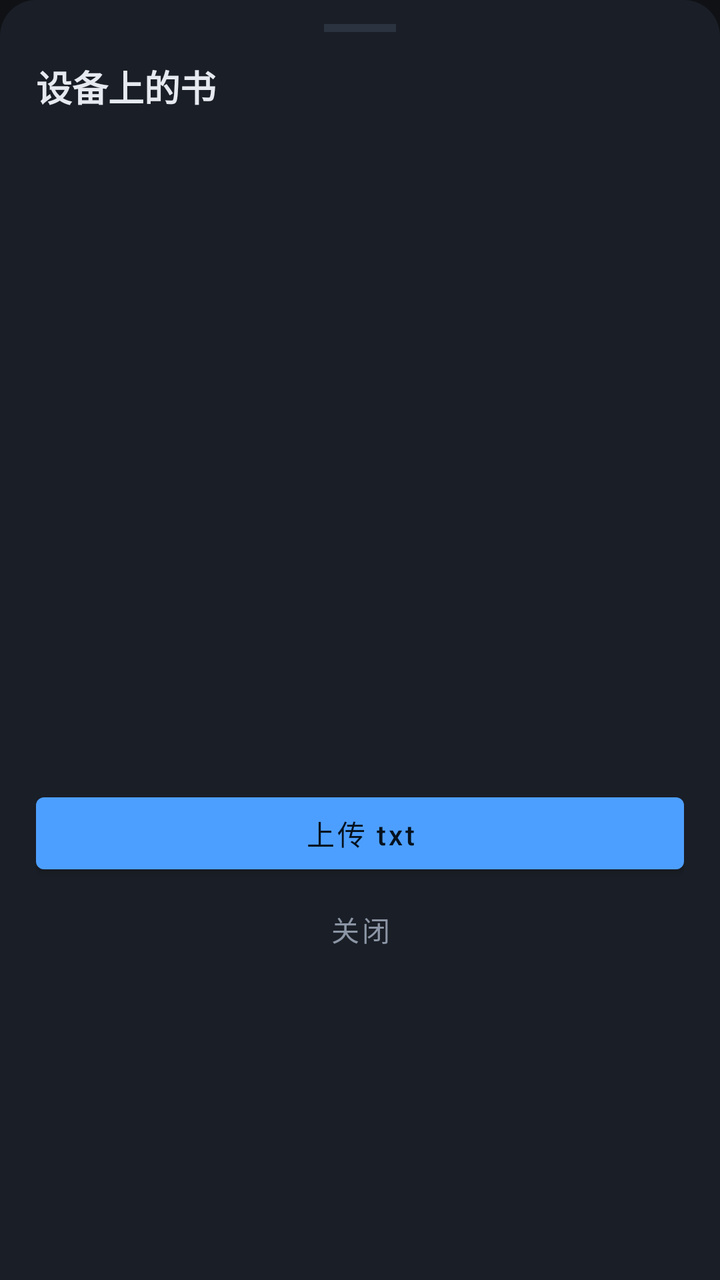
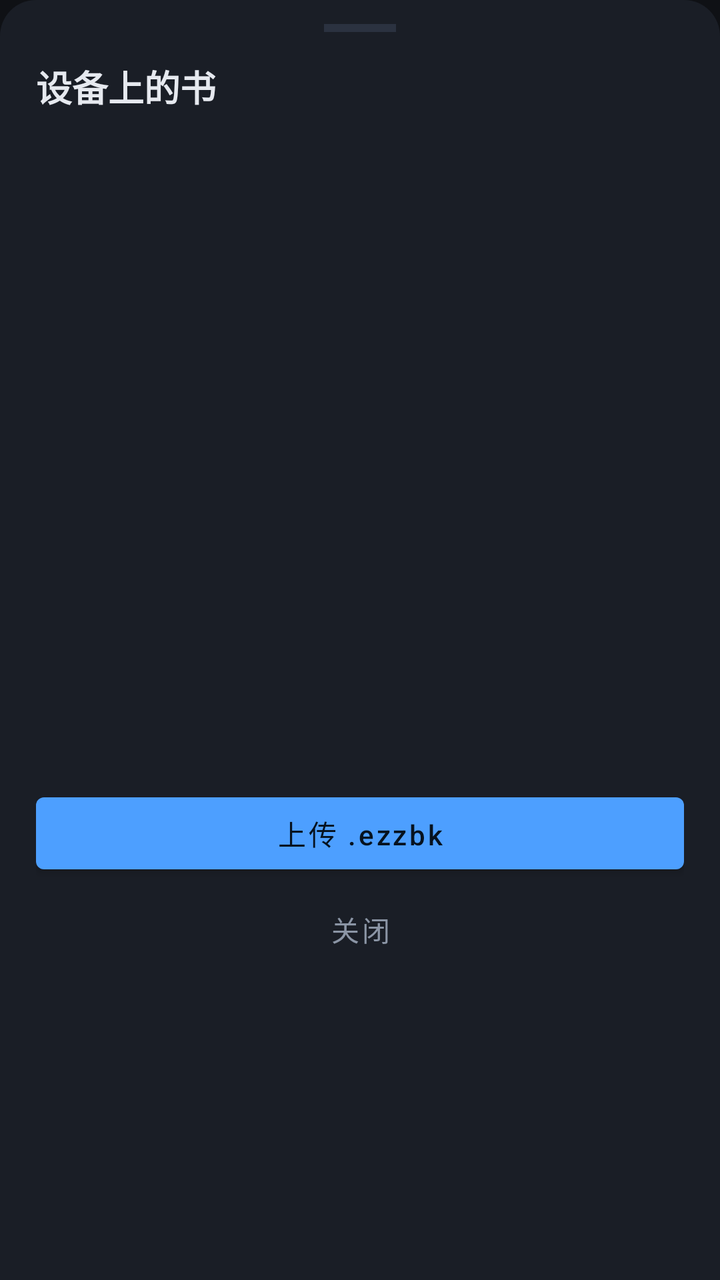

Before-and-after screenshots of an Android layout around one commit, followed by the original layout XML and the change that was made.
<!-- AndroidManifest.xml: application theme Theme.OLEDPanel -->
<!-- res/layout/sheet_book_list.xml -->
<?xml version="1.0" encoding="utf-8"?>
<LinearLayout xmlns:android="http://schemas.android.com/apk/res/android"
    android:layout_width="match_parent"
    android:layout_height="wrap_content"
    android:background="@drawable/bg_sheet"
    android:orientation="vertical"
    android:paddingStart="18dp"
    android:paddingTop="12dp"
    android:paddingEnd="18dp"
    android:paddingBottom="18dp">

    <View
        android:layout_width="36dp"
        android:layout_height="4dp"
        android:layout_gravity="center_horizontal"
        android:background="@color/line" />

    <TextView
        android:id="@+id/tvBookTitle"
        android:layout_width="match_parent"
        android:layout_height="wrap_content"
        android:layout_marginTop="14dp"
        android:text="设备上的书"
        android:textColor="@color/fg"
        android:textSize="18sp"
        android:textStyle="bold" />

    <TextView
        android:id="@+id/tvBookStatus"
        android:layout_width="match_parent"
        android:layout_height="wrap_content"
        android:layout_marginTop="4dp"
        android:textColor="@color/dim"
        android:textSize="12sp" />

    <androidx.recyclerview.widget.RecyclerView
        android:id="@+id/rvBooks"
        android:layout_width="match_parent"
        android:layout_height="300dp"
        android:layout_marginTop="8dp"
        android:clipToPadding="false" />

    <com.google.android.material.button.MaterialButton
        android:id="@+id/btnBookUpload"
        android:layout_width="match_parent"
        android:layout_height="wrap_content"
        android:layout_marginTop="8dp"
        android:text="上传 txt"
        android:textAllCaps="false" />

    <com.google.android.material.button.MaterialButton
        android:id="@+id/btnBookClose"
        style="@style/Widget.MaterialComponents.Button.TextButton"
        android:layout_width="match_parent"
        android:layout_height="wrap_content"
        android:text="@string/close"
        android:textAllCaps="false"
        android:textColor="@color/dim" />
</LinearLayout>
<!-- resources referenced by this layout -->
<resources>
  <color name="dim">#8B95A5</color>
  <color name="fg">#E6E9EF</color>
  <color name="line">#2B3240</color>
  <!-- drawable bg_sheet (drawable) -->
  <?xml version="1.0" encoding="utf-8"?>
  <shape xmlns:android="http://schemas.android.com/apk/res/android"
      android:shape="rectangle">
      <solid android:color="@color/surface" />
      <corners
          android:topLeftRadius="18dp"
          android:topRightRadius="18dp" />
  </shape>
  <string name="close">关闭</string>
  <style name="Theme.OLEDPanel" parent="Theme.MaterialComponents.NoActionBar">
          <item name="colorPrimary">@color/accent</item>
          <item name="colorPrimaryVariant">@color/accent</item>
          <item name="colorOnPrimary">#06121F</item>
          <item name="colorSecondary">@color/ok</item>
          <item name="colorSecondaryVariant">@color/ok</item>
          <item name="colorOnSecondary">#06121F</item>
          <item name="colorSurface">@color/surface</item>
          <item name="colorOnSurface">@color/fg</item>
          <item name="colorOnBackground">@color/fg</item>
          <item name="colorError">@color/err</item>
          <item name="colorControlNormal">@color/dim</item>
          <item name="android:colorBackground">@color/bg</item>
          <item name="android:windowBackground">@color/bg</item>
          <item name="android:statusBarColor">@color/bg</item>
          <item name="android:navigationBarColor">@color/bg</item>
          <item name="android:windowLightStatusBar">false</item>
          <item name="android:windowLightNavigationBar">false</item>
          <item name="android:textColorPrimary">@color/fg</item>
          <item name="android:textColorSecondary">@color/dim</item>
          <item name="android:textColorHint">@color/dim</item>
      </style>
  <color name="surface">#1A1E26</color>
  <color name="accent">#4D9FFF</color>
  <color name="ok">#3DDC97</color>
  <color name="err">#FF6B6B</color>
  <color name="bg">#0F1115</color>
</resources>

<!-- the commit's change to res/layout/sheet_book_list.xml (unified diff, before → after) -->
@@ -45,7 +45,7 @@
         android:layout_width="match_parent"
         android:layout_height="wrap_content"
         android:layout_marginTop="8dp"
-        android:text="上传 txt"
+        android:text="上传 .ezzbk"
         android:textAllCaps="false" />
 
     <com.google.android.material.button.MaterialButton
